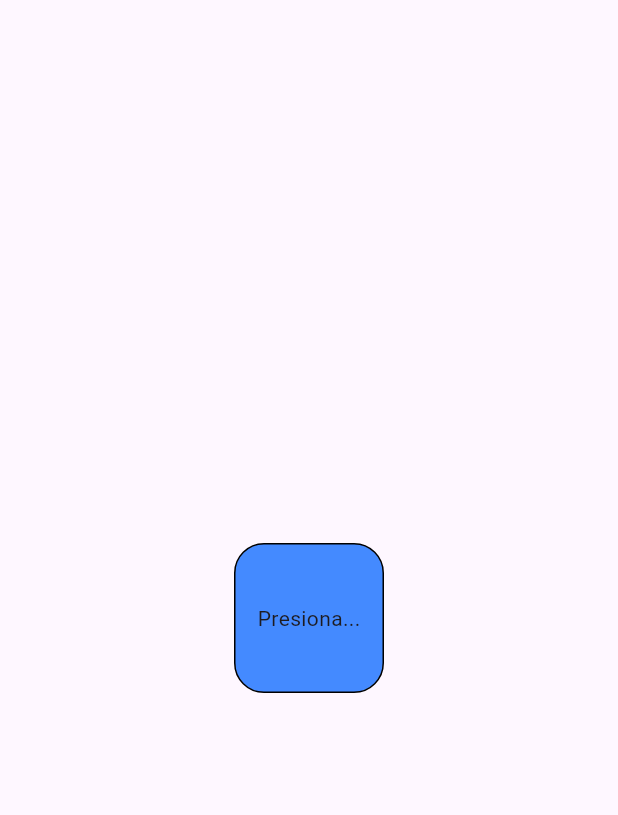
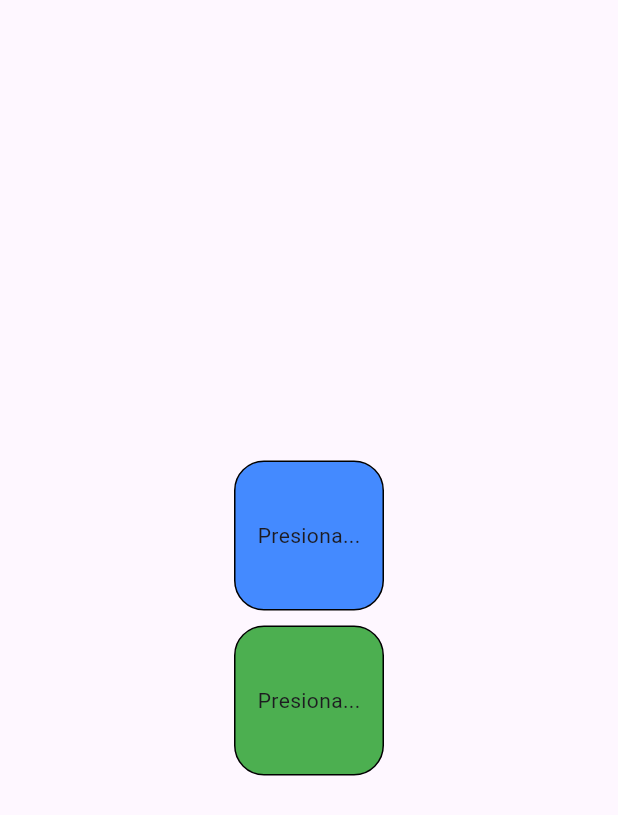
Before and after one commit to JairoVespon/trabajo_dam, a Flutter app: the screen it shows after launch, on a phone screen of 412 x 824 dp. Shown: the top 815 px of the screen. Run offline on Flutter 3.47's test engine with Material 2 defaults, Android fonts, the light colour scheme and no system bars.

Commit message:
agregando inkwell

```diff
--- a/lib/main.dart
+++ b/lib/main.dart
@@ -72,6 +72,21 @@ class _MyPageState extends State<MyApp> {
                 ),
               ),
             ),
+            InkWell(
+              onDoubleTap: changeColorIndex,
+              child: Container(
+                alignment: Alignment.center,
+                margin: EdgeInsets.all(5),
+                height: 100,
+                width: 100,
+                child: Text('Presiona...'),
+                decoration: BoxDecoration(
+                  color:myColors[index],
+                  borderRadius: BorderRadius.circular(20),
+                  border: Border.all(width: 1, color: Colors.black),
+                ),
+              ),
+            ),
           ],
         ),
       )
```
